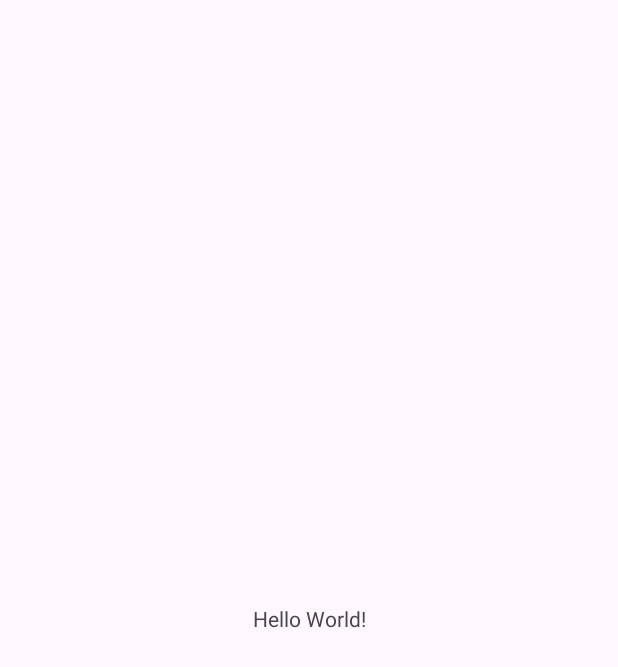
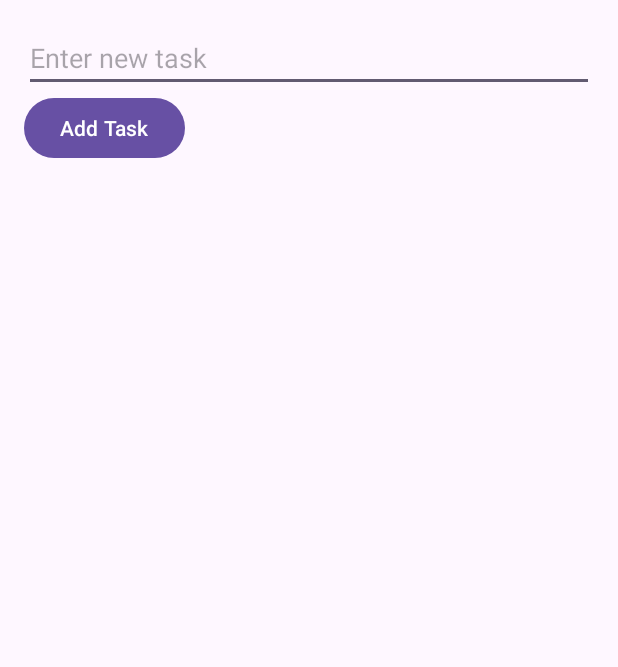
Before and after one commit to MinhKhanh188/StudySyncAndoid, an Android app: the screen it shows after launch (MainActivity), on a phone screen of 412 x 824 dp. Before the commit the part shown is almost empty. Shown: the top 667 px of the screen. Run offline under Robolectric (Android 15) with nearby library versions, the phone set to English and light mode, and no system bars; our stand-ins replace Room's generated code.

Commit message:
19/5/2025: Todo app

```diff
--- a/app/build.gradle.kts
+++ b/app/build.gradle.kts
@@ -40,4 +40,9 @@ dependencies {
     testImplementation(libs.junit)
     androidTestImplementation(libs.ext.junit)
     androidTestImplementation(libs.espresso.core)
+
+    implementation(libs.recyclerview)
+    implementation(libs.room.runtime)
+    annotationProcessor(libs.room.compiler)
+
 }
--- a/app/src/main/java/com/example/studysyncandoid/MainActivity.java
+++ b/app/src/main/java/com/example/studysyncandoid/MainActivity.java
@@ -1,24 +1,67 @@
 package com.example.studysyncandoid;
 
 import android.os.Bundle;
+import android.widget.Button;
+import android.widget.EditText;
 
 import androidx.activity.EdgeToEdge;
 import androidx.appcompat.app.AppCompatActivity;
 import androidx.core.graphics.Insets;
 import androidx.core.view.ViewCompat;
 import androidx.core.view.WindowInsetsCompat;
+import androidx.recyclerview.widget.LinearLayoutManager;
+import androidx.recyclerview.widget.RecyclerView;
+
+import com.example.studysyncandoid.adapter.TaskAdapter;
+import com.example.studysyncandoid.data.TaskDatabase;
+import com.example.studysyncandoid.model.Task;
+
+import java.util.List;
 
 public class MainActivity extends AppCompatActivity {
+
+    EditText editTextTask;
+    Button buttonAdd;
+    RecyclerView recyclerViewTasks;
+
+    TaskDatabase db;
+    List<Task> taskList;
+    TaskAdapter adapter;
 
     @Override
     protected void onCreate(Bundle savedInstanceState) {
         super.onCreate(savedInstanceState);
-        EdgeToEdge.enable(this);
         setContentView(R.layout.activity_main);
-        ViewCompat.setOnApplyWindowInsetsListener(findViewById(R.id.main), (v, insets) -> {
-            Insets systemBars = insets.getInsets(WindowInsetsCompat.Type.systemBars());
-            v.setPadding(systemBars.left, systemBars.top, systemBars.right, systemBars.bottom);
-            return insets;
+
+        // Bind views
+        editTextTask = findViewById(R.id.editTextTask);
+        buttonAdd = findViewById(R.id.buttonAdd);
+        recyclerViewTasks = findViewById(R.id.recyclerViewTasks);
+
+        // Setup database
+        db = TaskDatabase.getInstance(this);
+        taskList = db.taskDao().getAllTasks();
+
+        // Setup RecyclerView
+        adapter = new TaskAdapter(this, taskList, db);
+        recyclerViewTasks.setLayoutManager(new LinearLayoutManager(this));
+        recyclerViewTasks.setAdapter(adapter);
+
+        // Add new task
+        buttonAdd.setOnClickListener(v -> {
+            String title = editTextTask.getText().toString().trim();
+            if (!title.isEmpty()) {
+                Task newTask = new Task();
+                newTask.title = title;
+                newTask.isDone = false;
+
+                db.taskDao().insert(newTask);
+                taskList.clear();
+                taskList.addAll(db.taskDao().getAllTasks());
+                adapter.notifyDataSetChanged();
+
+                editTextTask.setText(""); // clear input
+            }
         });
     }
 }
--- /dev/null
+++ b/app/src/main/java/com/example/studysyncandoid/adapter/TaskAdapter.java
@@ -0,0 +1,66 @@
+package com.example.studysyncandoid.adapter;
+
+
+import android.content.Context;
+import android.view.LayoutInflater;
+import android.view.View;
+import android.view.ViewGroup;
+import android.widget.Button;
+import android.widget.TextView;
+
+import androidx.annotation.NonNull;
+import androidx.recyclerview.widget.RecyclerView;
+
+import com.example.studysyncandoid.R;
+import com.example.studysyncandoid.data.TaskDatabase;
+import com.example.studysyncandoid.model.Task;
+
+import java.util.List;
+
+public class TaskAdapter extends RecyclerView.Adapter<TaskAdapter.TaskViewHolder> {
+
+    Context context;
+    List<Task> taskList;
+    TaskDatabase db;
+
+    public TaskAdapter(Context context, List<Task> taskList, TaskDatabase db) {
+        this.context = context;
+        this.taskList = taskList;
+        this.db = db;
+    }
+
+    @NonNull
+    @Override
+    public TaskViewHolder onCreateViewHolder(@NonNull ViewGroup parent, int viewType) {
+        View view = LayoutInflater.from(context).inflate(R.layout.item_task, parent, false);
+        return new TaskViewHolder(view);
+    }
+
+    @Override
+    public void onBindViewHolder(@NonNull TaskViewHolder holder, int position) {
+        Task task = taskList.get(position);
+        holder.title.setText(task.title);
+
+        holder.buttonDelete.setOnClickListener(v -> {
+            db.taskDao().delete(task);
+            taskList.remove(position);
+            notifyItemRemoved(position);
+        });
+    }
+
+    @Override
+    public int getItemCount() {
+        return taskList.size();
+    }
+
+    public static class TaskViewHolder extends RecyclerView.ViewHolder {
+        TextView title;
+        Button buttonDelete;
+
+        public TaskViewHolder(@NonNull View itemView) {
+            super(itemView);
+            title = itemView.findViewById(R.id.textViewTitle);
+            buttonDelete = itemView.findViewById(R.id.buttonDelete);
+        }
+    }
+}
--- /dev/null
+++ b/app/src/main/java/com/example/studysyncandoid/data/TaskDao.java
@@ -0,0 +1,22 @@
+package com.example.studysyncandoid.data;
+
+import androidx.room.Dao;
+import androidx.room.Delete;
+import androidx.room.Insert;
+import androidx.room.Query;
+
+import com.example.studysyncandoid.model.Task;
+
+import java.util.List;
+
+@Dao
+public interface TaskDao {
+    @Insert
+    void insert(Task task);
+
+    @Query("SELECT * FROM Task")
+    List<Task> getAllTasks();
+
+    @Delete
+    void delete(Task task);
+}
--- /dev/null
+++ b/app/src/main/java/com/example/studysyncandoid/data/TaskDatabase.java
@@ -0,0 +1,28 @@
+package com.example.studysyncandoid.data;
+
+
+import android.content.Context;
+
+import androidx.room.Database;
+import androidx.room.Room;
+import androidx.room.RoomDatabase;
+
+import com.example.studysyncandoid.model.Task;
+
+@Database(entities = {Task.class}, version = 1)
+public abstract class TaskDatabase extends RoomDatabase {
+    private static TaskDatabase INSTANCE;
+
+    public abstract TaskDao taskDao();
+
+    public static synchronized TaskDatabase getInstance(Context context) {
+        if (INSTANCE == null) {
+            INSTANCE = Room.databaseBuilder(
+                    context.getApplicationContext(),
+                    TaskDatabase.class,
+                    "task_database"
+            ).allowMainThreadQueries().build(); // note: better to use background thread in production
+        }
+        return INSTANCE;
+    }
+}
--- a/app/src/main/res/layout/activity_main.xml
+++ b/app/src/main/res/layout/activity_main.xml
@@ -1,19 +1,28 @@
 <?xml version="1.0" encoding="utf-8"?>
-<androidx.constraintlayout.widget.ConstraintLayout xmlns:android="http://schemas.android.com/apk/res/android"
-    xmlns:app="http://schemas.android.com/apk/res-auto"
-    xmlns:tools="http://schemas.android.com/tools"
+<LinearLayout
+    xmlns:android="http://schemas.android.com/apk/res/android"
     android:id="@+id/main"
+    android:orientation="vertical"
     android:layout_width="match_parent"
     android:layout_height="match_parent"
-    tools:context=".MainActivity">
+    android:padding="16dp">
 
-    <TextView
+    <EditText
+        android:id="@+id/editTextTask"
+        android:layout_width="match_parent"
+        android:layout_height="wrap_content"
+        android:hint="Enter new task" />
+
+    <Button
+        android:id="@+id/buttonAdd"
         android:layout_width="wrap_content"
         android:layout_height="wrap_content"
-        android:text="Hello World!"
-        app:layout_constraintBottom_toBottomOf="parent"
-        app:layout_constraintEnd_toEndOf="parent"
-        app:layout_constraintStart_toStartOf="parent"
-        app:layout_constraintTop_toTopOf="parent" />
+        android:text="Add Task" />
 
-</androidx.constraintlayout.widget.ConstraintLayout>
+    <androidx.recyclerview.widget.RecyclerView
+        android:id="@+id/recyclerViewTasks"
+        android:layout_width="match_parent"
+        android:layout_height="0dp"
+        android:layout_weight="1"
+        android:paddingTop="8dp"/>
+</LinearLayout>
--- a/gradle/libs.versions.toml
+++ b/gradle/libs.versions.toml
@@ -7,6 +7,8 @@ appcompat = "1.7.0"
 material = "1.12.0"
 activity = "1.10.1"
 constraintlayout = "2.2.1"
+room = "2.6.1"
+recyclerview = "1.3.1"
 
 [libraries]
 junit = { group = "junit", name = "junit", version.ref = "junit" }
@@ -16,6 +18,9 @@ appcompat = { group = "androidx.appcompat", name = "appcompat", version.ref = "a
 material = { group = "com.google.android.material", name = "material", version.ref = "material" }
 activity = { group = "androidx.activity", name = "activity", version.ref = "activity" }
 constraintlayout = { group = "androidx.constraintlayout", name = "constraintlayout", version.ref = "constraintlayout" }
+room-runtime = { group = "androidx.room", name = "room-runtime", version.ref = "room" }
+room-compiler = { group = "androidx.room", name = "room-compiler", version.ref = "room" }
+recyclerview = { group = "androidx.recyclerview", name = "recyclerview", version.ref = "recyclerview" }
 
 [plugins]
 android-application = { id = "com.android.application", version.ref = "agp" }
```
Also changed, not shown: app/src/main/java/com/example/studysyncandoid/model/Task.java (added, +16 -0 lines), app/src/main/res/layout/item_task.xml (added, +25 -0 lines), gradle/wrapper/gradle-wrapper.properties.
